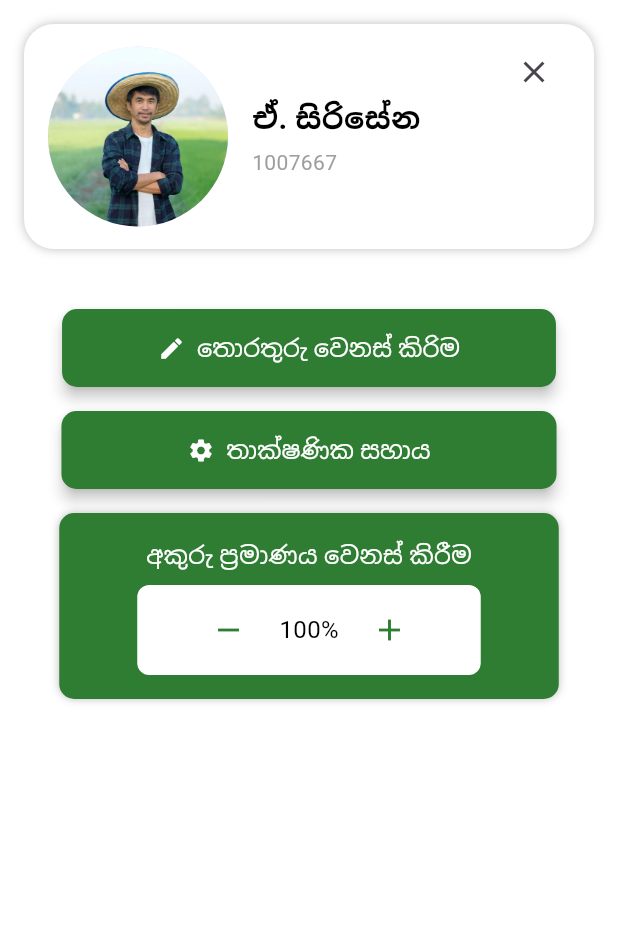
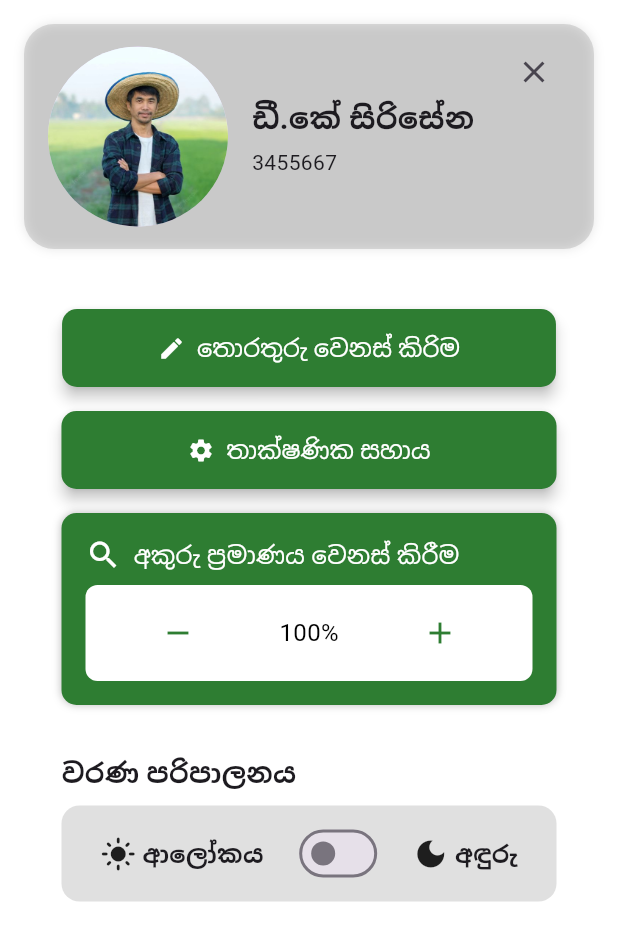
Before and after one commit to rudill/Mobile-app-for-Dambulla-Economic-Center, a Flutter app: the screen it shows after launch, after a tap on "menu", on a phone screen of 412 x 824 dp. Shown: the top 941 px of the screen. Run offline on Flutter 3.47's test engine with Material 3 defaults, Android fonts, the phone set to English and light mode, and no system bars; our stand-ins replace hive_ce; accounts and stored records are empty; network calls fail.

```diff
--- a/lib/Pages/menu.dart
+++ b/lib/Pages/menu.dart
@@ -1,44 +1,82 @@
+import 'package:dec_app/Pages/technicalhelp.dart';
 import 'package:flutter/material.dart';
 
 
+class Menu extends StatefulWidget {
+  const Menu({super.key});
 
-class Menu extends StatelessWidget {
-  const Menu({super.key});
+  @override
+  State<Menu> createState() => _MenuState();
+}
+
+class _MenuState extends State<Menu> {
+  ThemeMode _themeMode = ThemeMode.light;
+
+  void _toggleTheme(bool isDark) {
+    setState(() {
+      _themeMode = isDark ? ThemeMode.dark : ThemeMode.light;
+    });
+  }
 
   @override
   Widget build(BuildContext context) {
     return MaterialApp(
       title: 'Profile UI',
+      debugShowCheckedModeBanner: false,
+      themeMode: _themeMode,
       theme: ThemeData(
+        brightness: Brightness.light,
         primarySwatch: Colors.green,
+        scaffoldBackgroundColor: Colors.white,
         useMaterial3: true,
       ),
-      home: const ProfileScreen(),
-      debugShowCheckedModeBanner: false,
+      darkTheme: ThemeData(
+        brightness: Brightness.dark,
+        primarySwatch: Colors.green,
+        scaffoldBackgroundColor: Colors.black,
+        useMaterial3: true,
+      ),
+      home: ProfileScreen(onThemeToggle: _toggleTheme, themeMode: _themeMode),
     );
   }
 }
 
+// ---------------------- ProfileScreen ----------------------
+
 class ProfileScreen extends StatelessWidget {
-  const ProfileScreen({super.key});
+  final Function(bool) onThemeToggle;
+  final ThemeMode themeMode;
+
+  const ProfileScreen({
+    super.key,
+    required this.onThemeToggle,
+    required this.themeMode,
+  });
 
   @override
   Widget build(BuildContext context) {
+    final isDark = themeMode == ThemeMode.dark;
+
     return Scaffold(
-      backgroundColor: Colors.white,
+
       body: SafeArea(
         child: SingleChildScrollView(
           child: Padding(
             padding: const EdgeInsets.all(16.0),
             child: Column(
-              children: const [
-                UserProfileCard(),
-                SizedBox(height: 40),
-                GreenActionButton(),
-                SizedBox(height: 16),
-                SupportButton(),
-                SizedBox(height: 16),
-                FontSizeControl(),
+              children: [
+                const UserProfileCard(),
+                const SizedBox(height: 40),
+                const GreenActionButton(),
+                const SizedBox(height: 16),
+                const SupportButton(),
+                const SizedBox(height: 16),
+                const FontSizeControl(),
+                const SizedBox(height: 32),
+                DarkModeToggle(
+                  isDarkMode: isDark,
+                  onToggle: onThemeToggle,
+                ),
               ],
             ),
           ),
@@ -47,6 +85,8 @@ class ProfileScreen extends StatelessWidget {
     );
   }
 }
+
+// ---------------------- Other Widgets ----------------------
 
 class UserProfileCard extends StatelessWidget {
   const UserProfileCard({super.key});
@@ -57,10 +97,10 @@ class UserProfileCard extends StatelessWidget {
       height: 150,
       padding: const EdgeInsets.symmetric(horizontal: 16, vertical: 8),
       decoration: BoxDecoration(
-        color: Colors.white,
+        color: Theme.of(context).focusColor,
         borderRadius: BorderRadius.circular(20),
-        boxShadow: const [
-          BoxShadow(blurRadius: 5, color: Colors.black26),
+        boxShadow: [
+          BoxShadow(blurRadius: 5, color: Colors.black26.withOpacity(0.1)),
         ],
       ),
       child: Stack(
@@ -70,7 +110,7 @@ class UserProfileCard extends StatelessWidget {
             children: [
               const CircleAvatar(
                 radius: 60,
-                backgroundImage: AssetImage('assets/images/faramer1.jpg'), // your image
+                backgroundImage: AssetImage('assets/images/faramer1.jpg'),
               ),
               const SizedBox(width: 16),
               const Column(
@@ -78,20 +118,13 @@ class UserProfileCard extends StatelessWidget {
                 crossAxisAlignment: CrossAxisAlignment.start,
                 children: [
                   Text(
-                    'ඒ. සිරිසේන',
-                    style: TextStyle(
-                      fontSize: 20,
-                      fontWeight: FontWeight.bold,
-                      color: Colors.black,
-                    ),
+                    'ඩී.කේ සිරිසේන',
+                    style: TextStyle(fontSize: 20, fontWeight: FontWeight.bold),
                   ),
                   SizedBox(height: 4),
                   Text(
-                    '1007667',
-                    style: TextStyle(
-                      fontSize: 14,
-                      color: Colors.grey,
-                    ),
+                    '3455667',
+                    style: TextStyle(fontSize: 14),
                   ),
                 ],
               ),
@@ -102,9 +135,7 @@ class UserProfileCard extends StatelessWidget {
             right: 0,
             child: IconButton(
               icon: const Icon(Icons.close),
-              onPressed: () {
-                // Handle close
-              },
+              onPressed: () {},
             ),
           ),
         ],
@@ -126,14 +157,9 @@ class GreenActionButton extends StatelessWidget {
         shape: RoundedRectangleBorder(borderRadius: BorderRadius.circular(10)),
         elevation: 4,
       ),
-      onPressed: () {
-        // Handle edit action
-      },
+      onPressed: () {},
       icon: const Icon(Icons.edit),
-      label: const Text(
-        'තොරතුරු වෙනස් කිරිම',
-        style: TextStyle(fontSize: 16),
-      ),
+      label: const Text('තොරතුරු වෙනස් කිරිම', style: TextStyle(fontSize: 16)),
     );
   }
 }
@@ -152,13 +178,13 @@ class SupportButton extends StatelessWidget {
         elevation: 4,
       ),
       onPressed: () {
-        // Handle support action
+        Navigator.push(
+          context,
+          MaterialPageRoute(builder: (context) => TechnicalHelpPage()),
+        );
       },
       icon: const Icon(Icons.settings),
-      label: const Text(
-        'තාක්ෂණික සහාය',
-        style: TextStyle(fontSize: 16),
-      ),
+      label: const Text('තාක්ෂණික සහාය', style: TextStyle(fontSize: 16)),
     );
   }
 }
@@ -175,40 +201,42 @@ class _FontSizeControlState extends State<FontSizeControl> {
 
   void _increaseFont() {
     setState(() {
-      if (fontSize < 2.0) fontSize += 0.1;
+      if (fontSize < 1.5) fontSize += 0.1;
     });
   }
 
   void _decreaseFont() {
     setState(() {
-      if (fontSize > 0.6) fontSize -= 0.1;
+      if (fontSize > 0.5) fontSize -= 0.1;
     });
   }
 
   @override
   Widget build(BuildContext context) {
-    return Container(
-      width: 333,
-      padding: const EdgeInsets.symmetric(vertical: 16, horizontal: 52),
+    return Center(
+      child: Container(
+        width: 330,
+        padding: const EdgeInsets.symmetric(vertical: 16, horizontal: 16),
         decoration: BoxDecoration(
           color: Colors.green.shade800,
           borderRadius: BorderRadius.circular(10),
-        boxShadow: const [
-          BoxShadow(blurRadius: 4, color: Colors.black26),
-        ],
+          boxShadow: const [BoxShadow(blurRadius: 4, color: Colors.black26)],
         ),
         child: Column(
           children: [
-          const Text(
+            const Row(
+              children: [
+                Icon(Icons.search, color: Colors.white),
+                SizedBox(width: 8),
+                Text(
                   'අකුරු ප්‍රමාණය වෙනස් කිරීම',
-            style: TextStyle(
-              fontSize: 16,
-              color: Colors.white,
+                  style: TextStyle(fontSize: 16, color: Colors.white),
                 ),
+              ],
             ),
             const SizedBox(height: 8),
             Container(
-            padding: const EdgeInsets.symmetric(horizontal: 32, vertical: 6),
+              padding: const EdgeInsets.symmetric(horizontal: 16, vertical: 8),
               decoration: BoxDecoration(
                 color: Colors.white,
                 borderRadius: BorderRadius.circular(8),
@@ -223,10 +251,7 @@ class _FontSizeControlState extends State<FontSizeControl> {
                   ),
                   Text(
                     '${(fontSize * 100).toInt()}%',
-                  style: const TextStyle(
-                    fontSize: 16,
-                    color: Colors.black,
-                  ),
+                    style: const TextStyle(fontSize: 16, color: Colors.black),
                   ),
                   IconButton(
                     icon: const Icon(Icons.add),
@@ -238,6 +263,62 @@ class _FontSizeControlState extends State<FontSizeControl> {
             ),
           ],
         ),
+      ),
     );
   }
 }
+
+// ---------------------- DarkMode Toggle Widget ----------------------
+
+class DarkModeToggle extends StatelessWidget {
+  final bool isDarkMode;
+  final Function(bool) onToggle;
+
+  const DarkModeToggle({
+    super.key,
+    required this.isDarkMode,
+    required this.onToggle,
+  });
+
+  @override
+  Widget build(BuildContext context) {
+    return Column(
+      crossAxisAlignment: CrossAxisAlignment.start,
+      children: [
+        const Text('වරණ පරිපාලනය', style: TextStyle(fontSize: 18,fontWeight: FontWeight.bold)),
+        const SizedBox(height: 8),
+        Container(
+          width: 330,
+          padding: const EdgeInsets.symmetric(vertical: 8, horizontal: 16),
+          decoration: BoxDecoration(
+            color: Theme.of(context).focusColor,
+            borderRadius: BorderRadius.circular(12),
+          ),
+          child: Row(
+            mainAxisAlignment: MainAxisAlignment.spaceAround,
+            children: [
+              const Row(
+                children: [
+                  Icon(Icons.light_mode),
+                  SizedBox(width: 4),
+                  Text("ආලෝකය",style: TextStyle(fontSize: 16,fontWeight: FontWeight.bold)),
+                ],
+              ),
+              Switch(
+                value: isDarkMode,
+                onChanged: onToggle,
+              ),
+              const Row(
+                children: [
+                  Icon(Icons.dark_mode),
+                  SizedBox(width: 4),
+                  Text("අඳුරු",style: TextStyle(fontSize: 16,fontWeight: FontWeight.bold)),
+                ],
+              ),
+            ],
+          ),
+        ),
+      ],
+    );
+  }
+}
```
Also changed, not shown: lib/Pages/technicalhelp.dart (added, +95 -0 lines), assets/images/help.png (added). Lines whose indentation alone changed are shown as unchanged.
